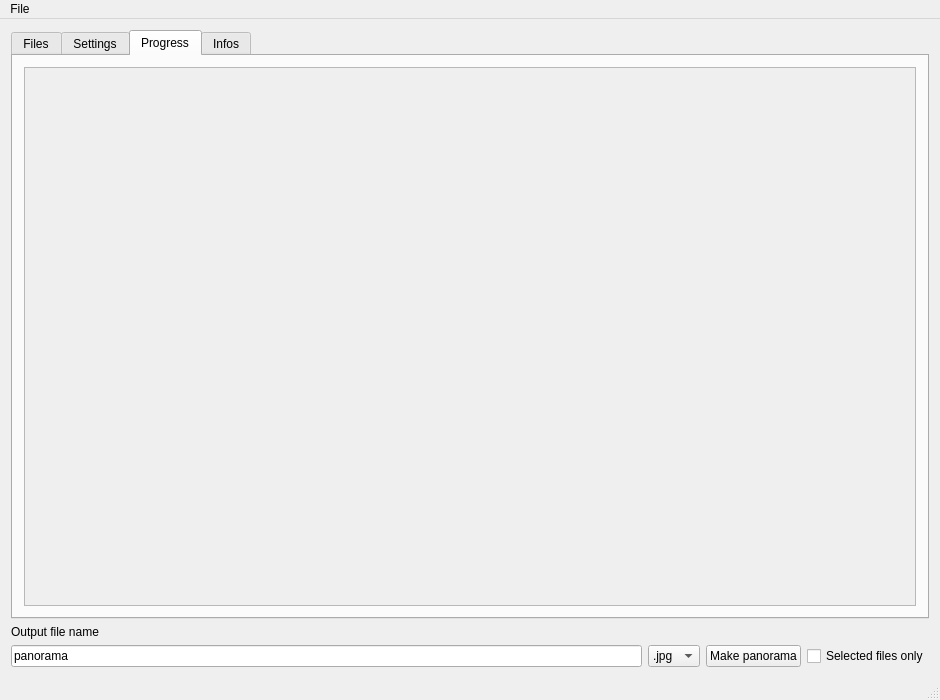
Qt form src/mainwindow.ui (qchateau/AutoPanorama) before a commit.
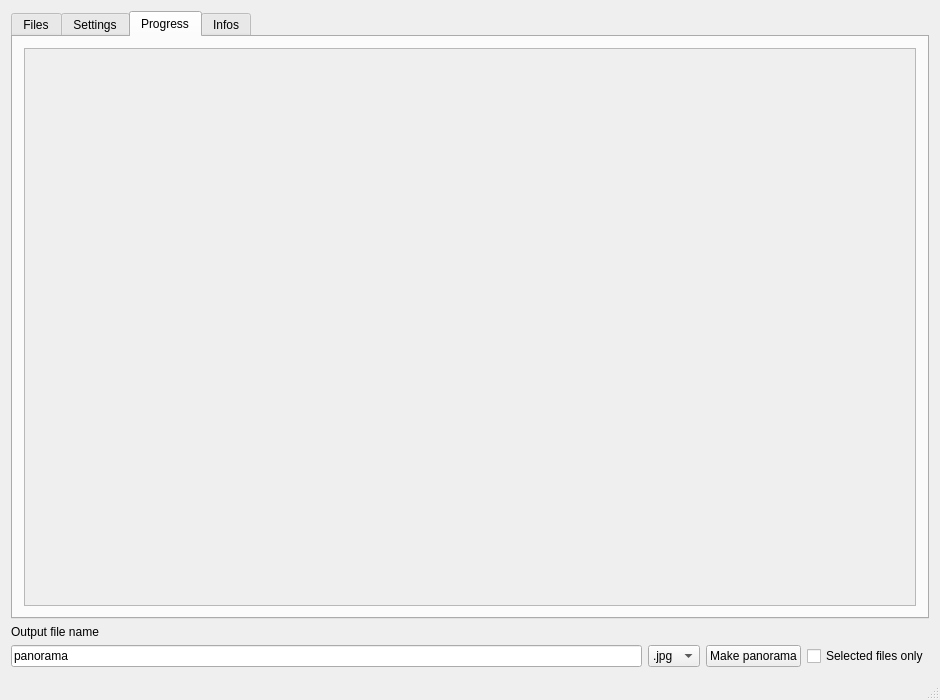
The same form after that commit. The open tabs and pages were chosen to show the change. Custom widgets are drawn as their Qt base class.

What changed in the file:
```diff
--- a/src/mainwindow.ui
+++ b/src/mainwindow.ui
@@ -680,8 +680,8 @@
             <rect>
              <x>0</x>
              <y>0</y>
-             <width>896</width>
-             <height>545</height>
+             <width>898</width>
+             <height>549</height>
             </rect>
            </property>
            <property name="sizePolicy">
@@ -837,23 +837,6 @@
     </item>
    </layout>
   </widget>
-  <widget class="QMenuBar" name="menuBar">
-   <property name="geometry">
-    <rect>
-     <x>0</x>
-     <y>0</y>
-     <width>940</width>
-     <height>21</height>
-    </rect>
-   </property>
-   <widget class="QMenu" name="menuFile">
-    <property name="title">
-     <string>File</string>
-    </property>
-    <addaction name="actionQuit"/>
-   </widget>
-   <addaction name="menuFile"/>
-  </widget>
   <widget class="QStatusBar" name="statusBar"/>
   <action name="actionQuit">
    <property name="text">
```
Left out of the diff: 41 changed lines with no effect on the pictures.
